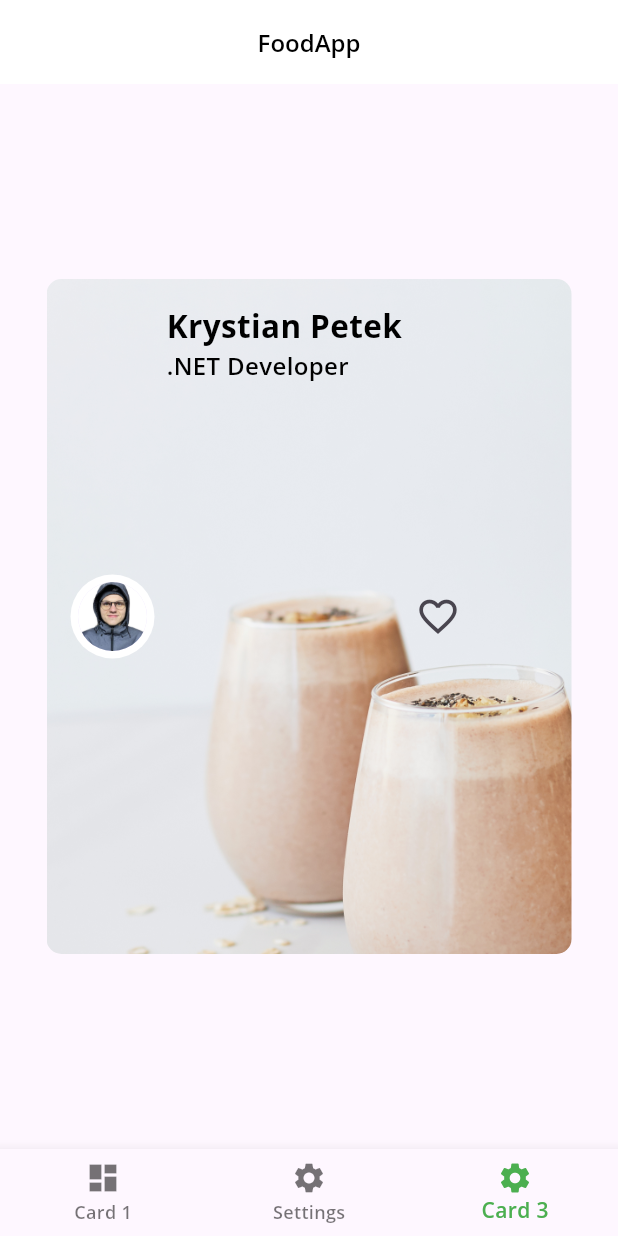
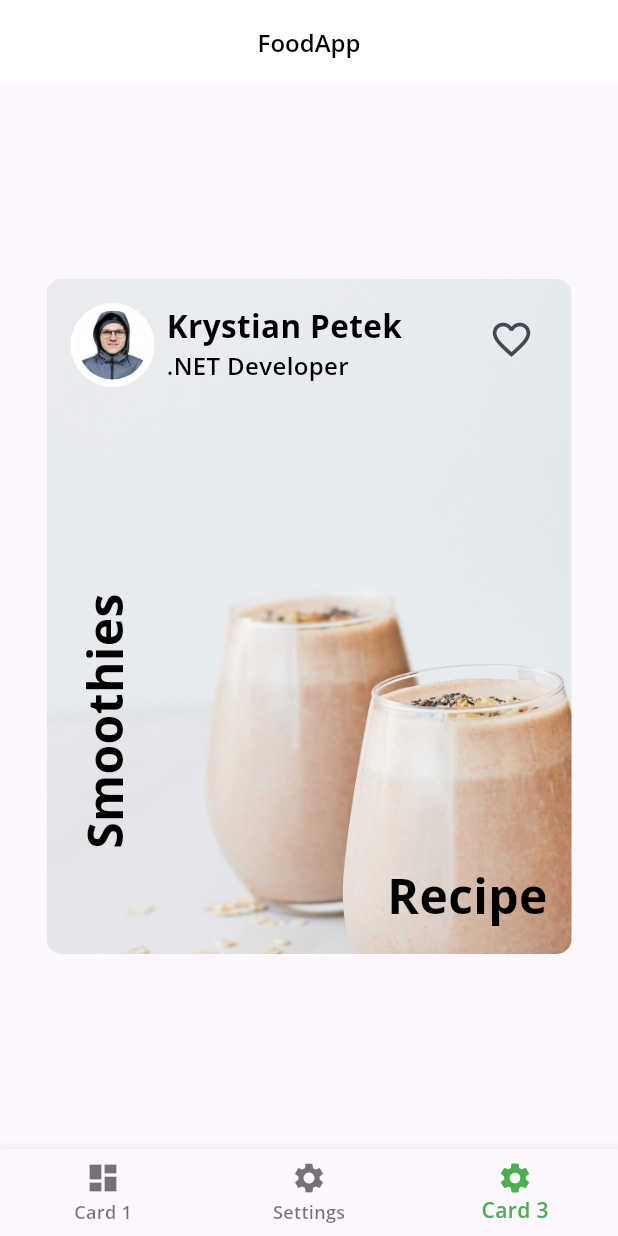
Before and after one commit to krystianpetek/LearningFlutter, a Flutter app: the screen it shows after launch, item 3 of the bottom bar chosen, on a phone screen of 412 x 824 dp. Run offline on Flutter 3.47's test engine with Material 2 defaults, Android fonts, the phone set to English and light mode, and no system bars; our stand-ins replace google_fonts.

Commit message:
Added positioning for author card Added rest of texts with proper positions and sizing for card2

```diff
--- a/book-flutter_apprentice/two_foodapp/lib/cards/author_card.dart
+++ b/book-flutter_apprentice/two_foodapp/lib/cards/author_card.dart
@@ -19,8 +19,11 @@ class AuthorCard extends StatelessWidget {
     return Container(
       padding: const EdgeInsets.all(16.0),
       child: Row(
+        crossAxisAlignment: CrossAxisAlignment.start,
+        mainAxisAlignment: MainAxisAlignment.spaceBetween,
         children: [
           Row(
+            crossAxisAlignment: CrossAxisAlignment.start,
             children: [
               CircleImage(
                 imageRadius: 28,
--- a/book-flutter_apprentice/two_foodapp/lib/cards/card2.dart
+++ b/book-flutter_apprentice/two_foodapp/lib/cards/card2.dart
@@ -1,5 +1,6 @@
 import 'package:flutter/material.dart';
 import 'package:two_foodapp/cards/author_card.dart';
+import 'package:two_foodapp/foodapp_theme.dart';
 
 class Card2 extends StatelessWidget {
   const Card2({super.key});
@@ -18,12 +19,38 @@ class Card2 extends StatelessWidget {
               Radius.circular(10.0),
             ),
           ),
-        child: const AuthorCard(
+          child: Column(
+            children: [
+              const AuthorCard(
                 authorName: 'Krystian Petek',
                 title: '.NET Developer',
                 imageProvider: AssetImage('assets/author.jpg'),
               ),
+              Expanded(
+                child: Stack(children: [
+                  Positioned(
+                    bottom: 16,
+                    right: 16,
+                    child: Text(
+                      'Recipe',
+                      style: FoodAppTheme.lightTextTheme.headlineLarge,
                     ),
+                  ),
+                  Positioned(
+                    left: 16,
+                    bottom: 70,
+                    child: RotatedBox(
+                      quarterTurns: 3,
+                      child: Text(
+                        'Smoothies',
+                        style: FoodAppTheme.lightTextTheme.headlineLarge,
+                      ),
+                    ),
+                  )
+                ]),
+              )
+            ],
+          )),
     );
   }
 }
```
Lines whose indentation alone changed are shown as unchanged.
